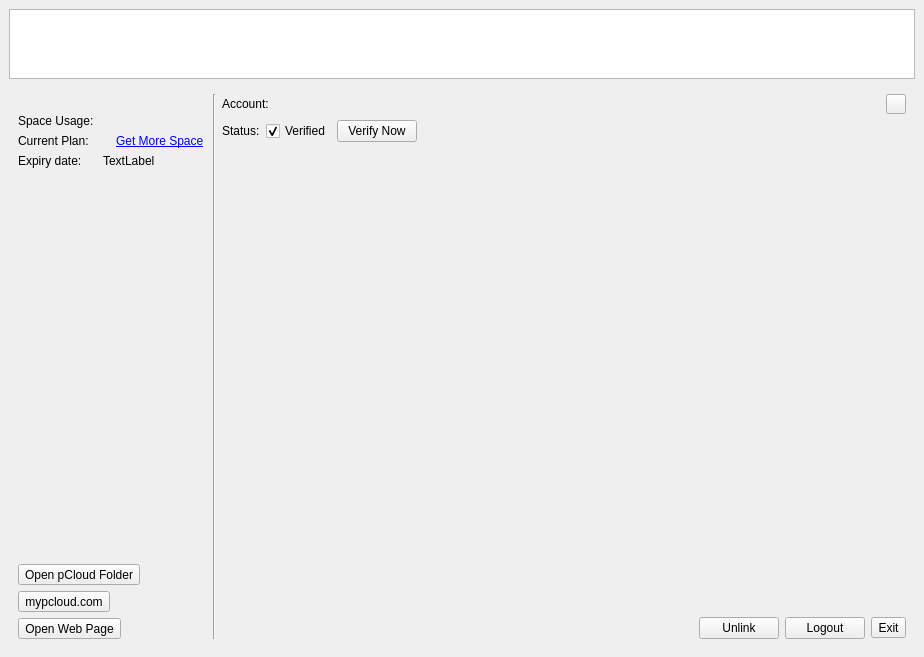
The window that pcloudwindow.ui (pcloudcom/psyncgui) describes before a commit, drawn with Qt 5.
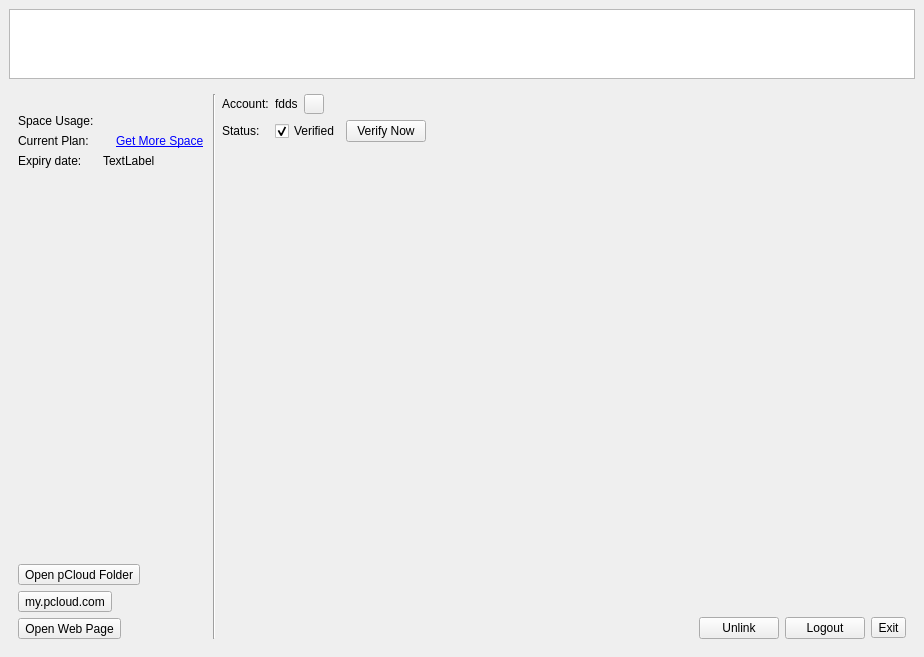
The same window after the commit. The open tabs and pages were chosen to show the change. Icons and pictures are not drawn.

```diff
--- a/pcloudwindow.ui
+++ b/pcloudwindow.ui
@@ -49,7 +49,7 @@
        <bool>true</bool>
       </property>
       <property name="currentIndex">
-       <number>5</number>
+       <number>1</number>
       </property>
       <widget class="QWidget" name="pageAccntNotLogged">
        <property name="maximumSize">
@@ -172,7 +172,9 @@
          <height>16777215</height>
         </size>
        </property>
-       <layout class="QHBoxLayout" name="horizontalLayout_8">
+       <layout class="QVBoxLayout" name="verticalLayout_30">
+        <item>
+         <layout class="QHBoxLayout" name="horizontalLayout_9">
         <item>
          <layout class="QVBoxLayout" name="verticalLayout_6">
           <item>
@@ -277,7 +279,7 @@
             <item>
              <widget class="QToolButton" name="tbtnMyPcloud">
               <property name="text">
-               <string>mypcloud.com</string>
+                 <string>my.pcloud.com</string>
               </property>
               <property name="icon">
                <iconset resource="Resources.qrc">
@@ -314,23 +316,22 @@
          </widget>
         </item>
         <item>
-         <layout class="QVBoxLayout" name="verticalLayout_30">
+           <layout class="QVBoxLayout" name="verticalLayout_2">
           <item>
-           <layout class="QVBoxLayout" name="verticalLayout_2"/>
-          </item>
-          <item>
-           <layout class="QHBoxLayout" name="horizontalLayout_4">
-            <item>
+             <layout class="QFormLayout" name="formLayout_2">
+              <item row="0" column="0">
              <widget class="QLabel" name="label_user">
               <property name="text">
                <string>Account:</string>
               </property>
              </widget>
             </item>
+              <item row="0" column="1">
+               <layout class="QHBoxLayout" name="horizontalLayout_8">
             <item>
              <widget class="QLabel" name="label_email">
               <property name="text">
-               <string/>
+                   <string>fdds</string>
               </property>
              </widget>
             </item>
@@ -347,17 +348,30 @@
               </property>
              </widget>
             </item>
-           </layout>
-          </item>
-          <item>
-           <layout class="QHBoxLayout" name="horizontalLayout_9">
-            <item>
+                <item>
+                 <spacer name="horizontalSpacer_22">
+                  <property name="orientation">
+                   <enum>Qt::Horizontal</enum>
+                  </property>
+                  <property name="sizeHint" stdset="0">
+                   <size>
+                    <width>40</width>
+                    <height>20</height>
+                   </size>
+                  </property>
+                 </spacer>
+                </item>
+               </layout>
+              </item>
+              <item row="1" column="0">
              <widget class="QLabel" name="label_status">
               <property name="text">
                <string>Status:</string>
               </property>
              </widget>
             </item>
+              <item row="1" column="1">
+               <layout class="QHBoxLayout" name="horizontalLayout_4">
             <item>
              <widget class="QCheckBox" name="checkBoxVerified">
               <property name="layoutDirection">
@@ -399,6 +413,8 @@
             </item>
            </layout>
           </item>
+             </layout>
+            </item>
           <item>
            <spacer name="verticalSpacer_7">
             <property name="orientation">
@@ -447,6 +463,8 @@
                <string>Exit</string>
               </property>
              </widget>
+              </item>
+             </layout>
             </item>
            </layout>
           </item>
```
Lines whose indentation alone changed are shown as unchanged.
